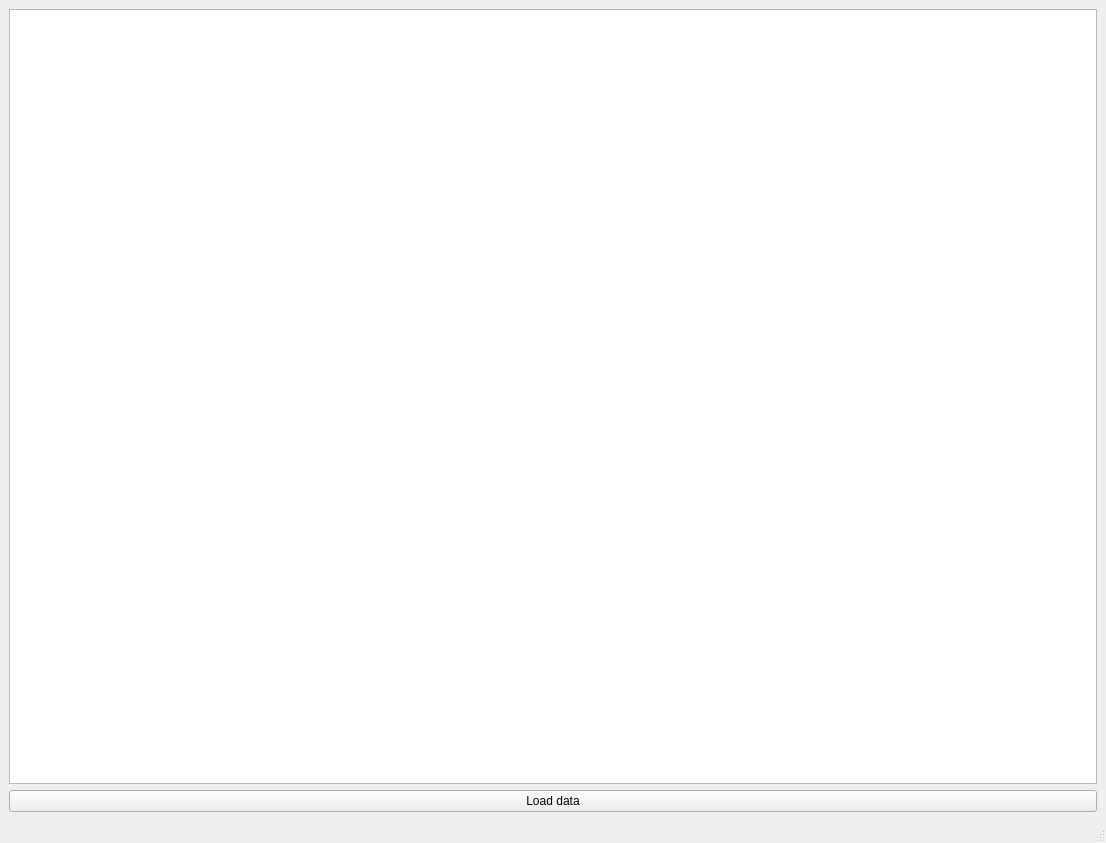
Qt form OnlineShop/Shop/MainWindow.ui (JohnMril/ProjectShop) before a commit.
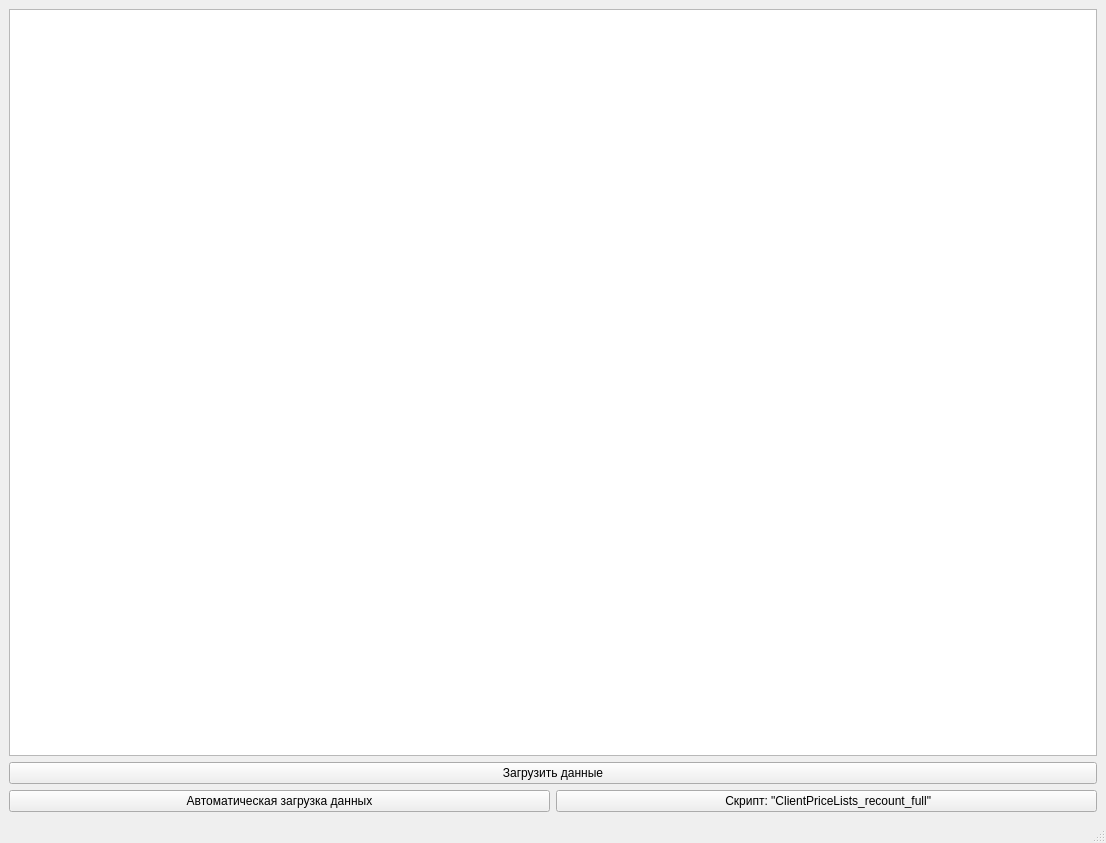
The same form after that commit.

Patch:
```diff
--- a/OnlineShop/Shop/MainWindow.ui
+++ b/OnlineShop/Shop/MainWindow.ui
@@ -25,7 +25,7 @@
         <item>
          <widget class="QPushButton" name="pushButton_3">
           <property name="text">
-           <string>Load data</string>
+           <string>Загрузить данные</string>
           </property>
          </widget>
         </item>
@@ -33,6 +33,24 @@
       </item>
      </layout>
     </item>
+    <item>
+     <layout class="QHBoxLayout" name="horizontalLayout_2">
+      <item>
+       <widget class="QPushButton" name="loadAllButton">
+        <property name="text">
+         <string>Автоматическая загрузка данных</string>
+        </property>
+       </widget>
+      </item>
+      <item>
+       <widget class="QPushButton" name="sqlScript">
+        <property name="text">
+         <string> Скрипт: &quot;ClientPriceLists_recount_full&quot;</string>
+        </property>
+       </widget>
+      </item>
+     </layout>
+    </item>
    </layout>
   </widget>
   <widget class="QMenuBar" name="menubar">
```
Left out of the diff: 4 changed lines with no effect on the pictures.
